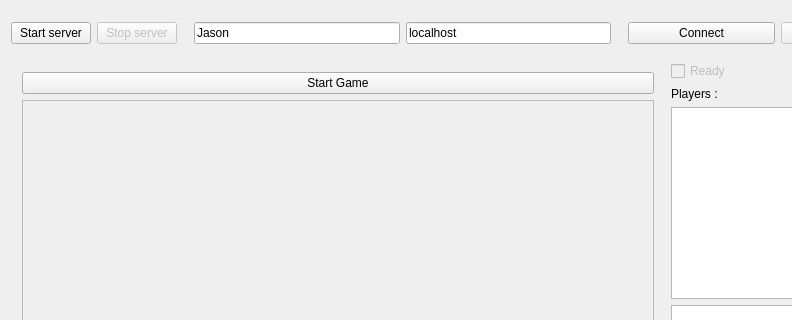
Above: mainwindow.ui from jpleau/sudoqu before the change; both pictures show x 0 to 792 and y 0 to 320 of the 938 by 761 pixel window. Below: the same form after it.
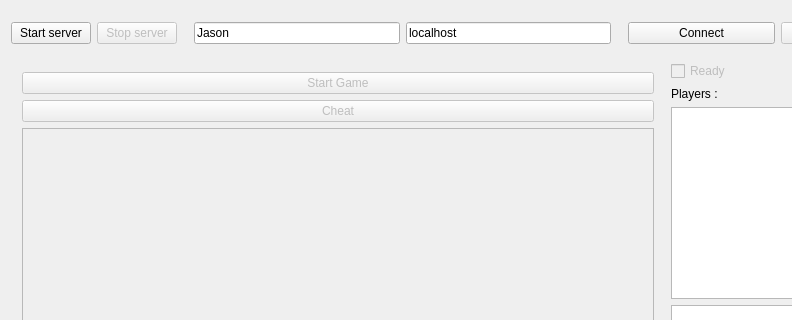
That is the form after the change. Custom widgets are drawn as their Qt base class.

Commit message: few fixes, add "cheat" for testing, add solution check

```diff
--- a/mainwindow.ui
+++ b/mainwindow.ui
@@ -125,13 +125,23 @@
            <item>
             <widget class="QPushButton" name="start_game">
              <property name="enabled">
-              <bool>true</bool>
+              <bool>false</bool>
              </property>
              <property name="text">
               <string>Start Game</string>
              </property>
             </widget>
            </item>
+           <item>
+            <widget class="QPushButton" name="cheat">
+             <property name="enabled">
+              <bool>false</bool>
+             </property>
+             <property name="text">
+              <string>Cheat</string>
+             </property>
+            </widget>
+           </item>
            <item>
             <widget class="Sudoqu::GameFrame" name="frame">
              <property name="sizePolicy">
```
The commit also changes 10 other files.
